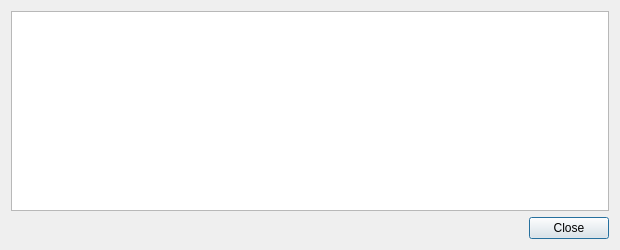
Before: the Qt Designer form src/qt/forms/transactiondescdialog.ui in ironsniper1/elitecurrencysource, drawn with Qt 5.
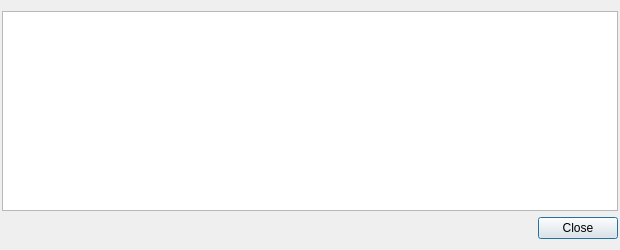
After: the same form once the commit is applied.

Diff of the .ui file:
```diff
--- a/src/qt/forms/transactiondescdialog.ui
+++ b/src/qt/forms/transactiondescdialog.ui
@@ -17,8 +17,19 @@
    <string notr="true"/>
   </property>
   <layout class="QVBoxLayout" name="verticalLayout">
+   <property name="leftMargin">
+    <number>2</number>
+   </property>
+   <property name="rightMargin">
+    <number>2</number>
+   </property>
    <item>
     <widget class="QTextEdit" name="detailText">
+     <property name="font">
+      <font>
+       <pointsize>10</pointsize>
+      </font>
+     </property>
      <property name="toolTip">
       <string>This pane shows a detailed description of the transaction</string>
      </property>
```
